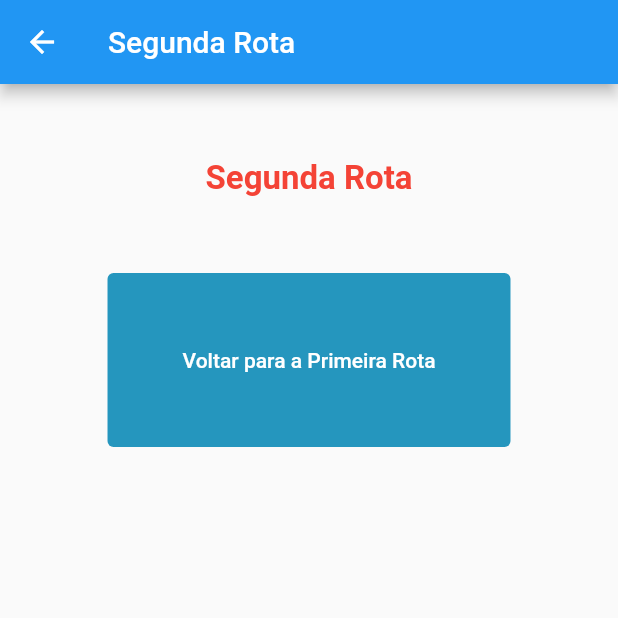
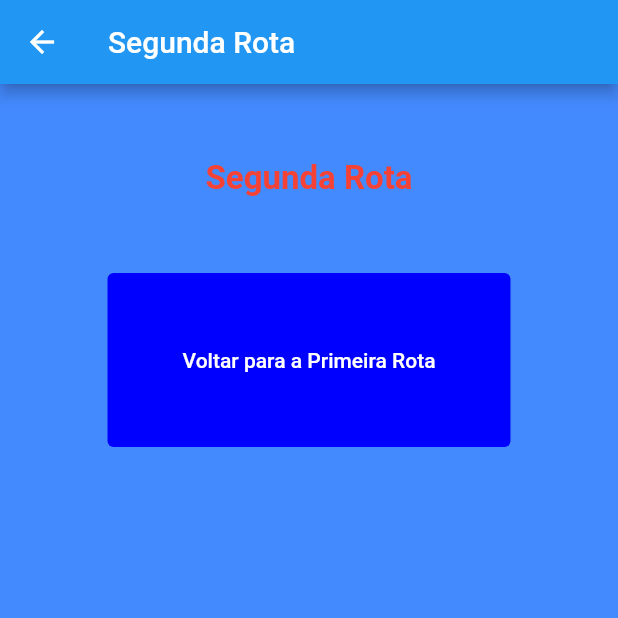
Before and after one commit to UnaGoats/project, a Flutter app: the Tela screen opened by its route, on a phone screen of 412 x 824 dp, the top half of it. Run offline on Flutter 3.47's test engine with Material 2 defaults, Android fonts, the phone set to English and light mode, and no system bars.

Commit message:
Atividade18 exercicio 4

```diff
--- a/atividade18/lib/main.dart
+++ b/atividade18/lib/main.dart
@@ -9,8 +9,8 @@ class MeuAplicativo extends StatelessWidget {
       debugShowCheckedModeBanner: false,
       routes: {
         '/': (context) => PrimeiraRota(),
-        '/segunda': (context) => Tela("Segunda Rota"),
-        '/terceira': (context) => Tela("Terceira Rota"),
+        '/segunda': (context) => Tela("Segunda Rota", Colors.blueAccent),
+        '/terceira': (context) => Tela("Terceira Rota", Colors.purple),
       },
     );
   }
@@ -18,7 +18,8 @@ class MeuAplicativo extends StatelessWidget {
 
 class Tela extends StatelessWidget {
   final String titulo;
-  Tela(this.titulo);
+  final Color color;
+  Tela(this.titulo, this.color);
 
   @override
   Widget build(BuildContext context) {
@@ -27,6 +28,7 @@ class Tela extends StatelessWidget {
       appBar: AppBar(
         title: Text(titulo),
       ),
+      backgroundColor: color,
       body: Center(
         child: new ListView(
           children: [
@@ -50,8 +52,10 @@ class Tela extends StatelessWidget {
                     "Voltar para a Primeira Rota",
                     style: new TextStyle(color: Colors.white),
                   ),
-                  style: new ButtonStyle(backgroundColor: new MyColor(),
-                  padding: MaterialStateProperty.all<EdgeInsets>(EdgeInsets.all(50)) ),
+                  style: new ButtonStyle(
+                      backgroundColor: new MyColor(),
+                      padding: MaterialStateProperty.all<EdgeInsets>(
+                          EdgeInsets.all(50))),
                 )),
           ],
         ),
@@ -63,8 +67,8 @@ class Tela extends StatelessWidget {
 class MyColor extends MaterialStateColor {
   const MyColor() : super(_defaultColor);
 
-  static const int _defaultColor = 0xFF2596be;
-  static const int _pressedColor = 0xffabdbe3;
+  static const int _defaultColor = 0xFF0000FF;
+  static const int _pressedColor = 0xAA0000ff;
 
   @override
   Color resolve(Set<MaterialState> states) {
@@ -83,6 +87,8 @@ class PrimeiraRota extends StatelessWidget {
         title: Text('Primeira Rota'),
       ),
       drawer: Drawer(
+          child: new Container(
+        color: Colors.orange,
         child: ListView(
           children: [
             UserAccountsDrawerHeader(
@@ -131,7 +137,7 @@ class PrimeiraRota extends StatelessWidget {
             ),
           ],
         ),
-      ),
+      )),
       drawerEnableOpenDragGesture: false,
       body: Center(
         child: const Text('Corpo'),
```
